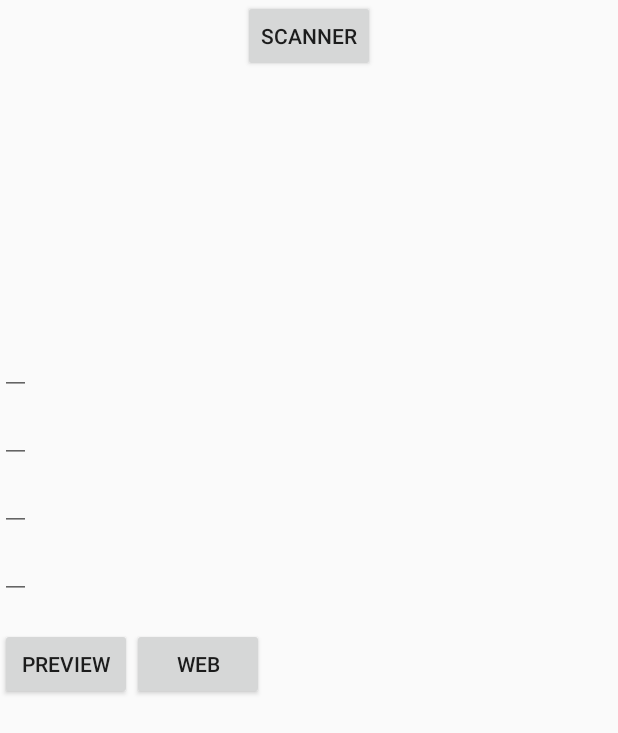
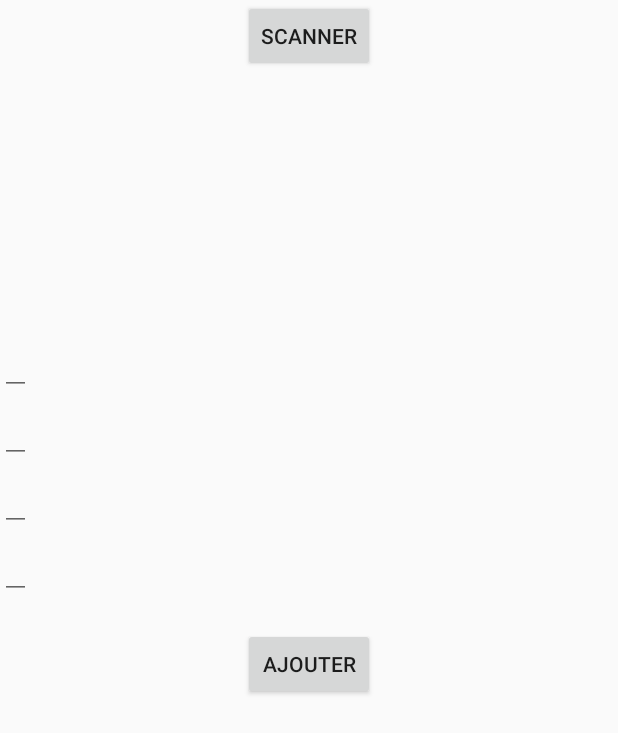
Before and after one commit to Nadia-Asn/Android-book, an Android app: the layout scan_isbn.xml on its own in the app's theme, with its tools: preview values and no code run, on a phone screen of 412 x 824 dp. Shown: the top 733 px of the screen. Run offline under Robolectric (Android 15) with nearby library versions, the phone set to English and light mode, and no system bars.

Commit message:
Ajout d'un livre scanner à la bibliothèque

```diff
--- a/app/src/main/res/layout/scan_isbn.xml
+++ b/app/src/main/res/layout/scan_isbn.xml
@@ -84,19 +84,16 @@
         <LinearLayout
             android:layout_width="wrap_content"
             android:layout_height="wrap_content"
-            android:orientation="horizontal" >
+            android:orientation="horizontal"
+            android:layout_gravity="center">
 
             <Button
-                android:id="@+id/preview_btn"
+                android:id="@+id/ajouter_btn"
                 android:layout_width="wrap_content"
                 android:layout_height="wrap_content"
-                android:text="@string/pre" />
+                android:layout_gravity="center"
+                android:text="@string/ajouter" />
 
-            <Button
-                android:id="@+id/link_btn"
-                android:layout_width="wrap_content"
-                android:layout_height="wrap_content"
-                android:text="@string/link" />
         </LinearLayout>
 
 
--- a/app/src/main/res/values/strings.xml
+++ b/app/src/main/res/values/strings.xml
@@ -2,5 +2,6 @@
     <string name="app_name">Test_db</string>
     <string name="thumb">Book thumbnail</string>
     <string name="pre">Preview</string>
+    <string name="ajouter">Ajouter</string>
     <string name="link">Web</string>
 </resources>
```
Also changed, not shown: app/src/main/java/com/example/nadia/test_db/com/google/zxing/integration/android/Scanne.java (+45 -22 lines).
